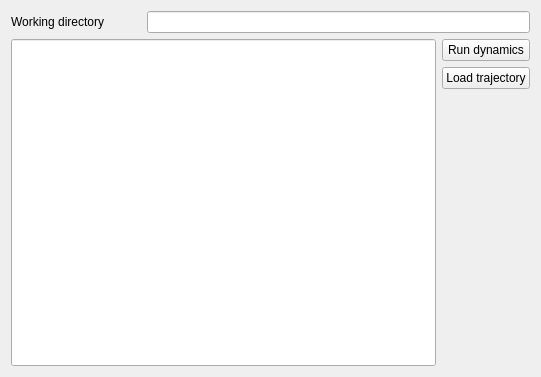
This is PyMOL/Enlighten/windows/dynamics.ui in vanderkamp/enlighten2 as Qt 5 draws it before an edit. The edited form follows.
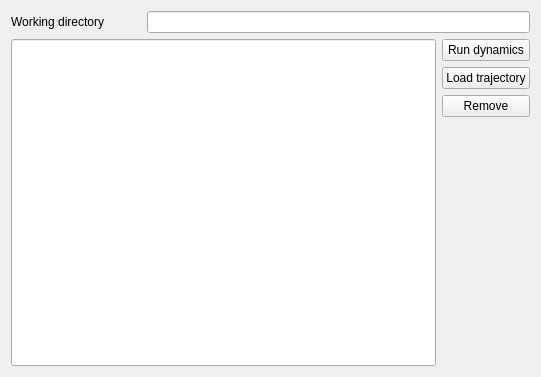
This is the edited form. Custom widgets are drawn as their Qt base class.

Commit message: Implement remove system feature

Diff of the .ui file:
```diff
--- a/PyMOL/Enlighten/windows/dynamics.ui
+++ b/PyMOL/Enlighten/windows/dynamics.ui
@@ -82,6 +82,13 @@
          </property>
         </widget>
        </item>
+       <item>
+        <widget class="QPushButton" name="removeButton">
+         <property name="text">
+          <string>Remove</string>
+         </property>
+        </widget>
+       </item>
        <item>
         <spacer name="verticalSpacer">
          <property name="orientation">
```
The commit also changes 2 other files.
